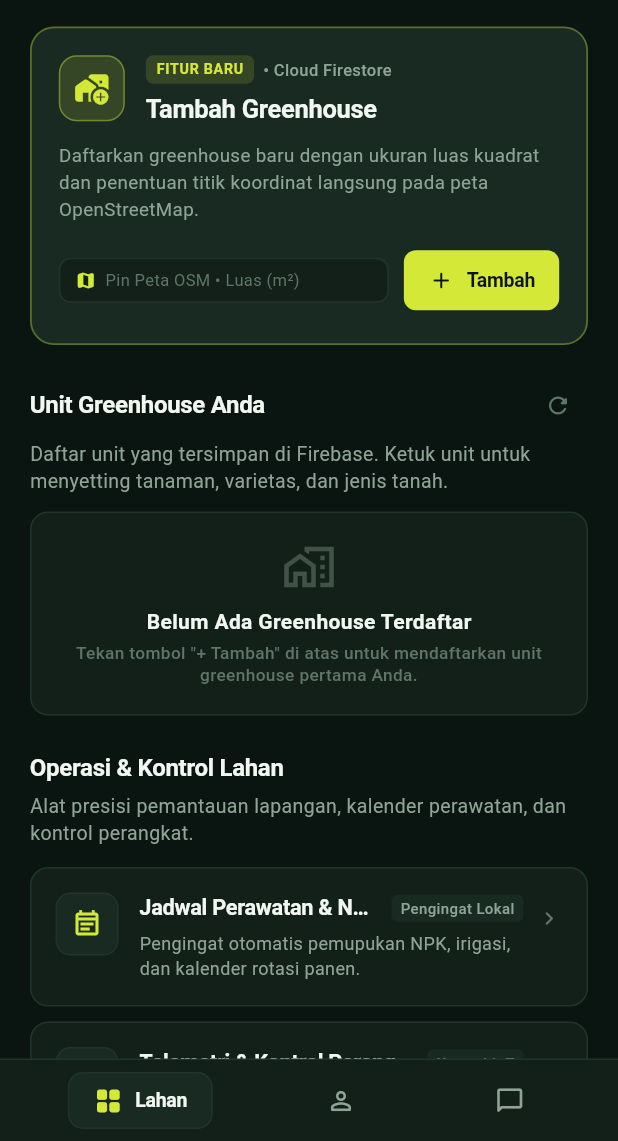
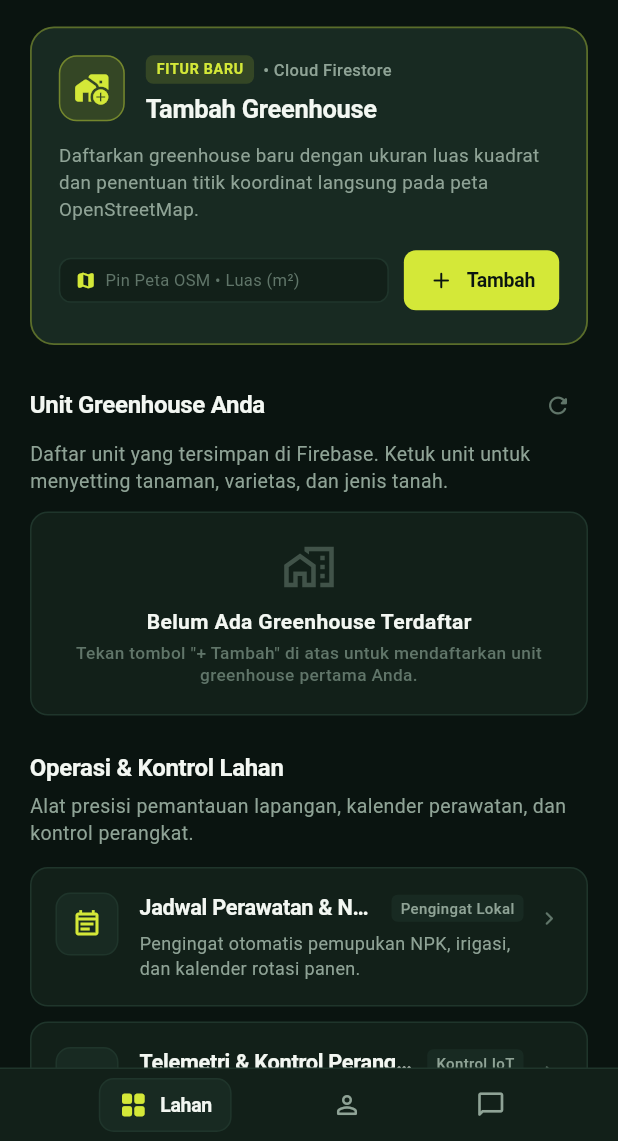
Before and after one commit to NabielLukman35/projectakhirmobile, a Flutter app: the MainLayout screen opened directly, on a phone screen of 412 x 824 dp, the part 95-1236 px from its top. Run offline on Flutter 3.47's test engine with Material 3 defaults, Android fonts, the phone set to English and light mode, and no system bars; our stand-ins replace cloud_firestore, firebase_core, flutter_compass, flutter_dotenv, flutter_local_notifications, flutter_map and 10 more; accounts and stored records are empty; network calls fail.

Commit message:
feat(greenhouse): implement offline-first sqlite fallback and fix 28px layout overflows

```diff
--- a/mobile/lib/data/local_db/database_helper.dart
+++ b/mobile/lib/data/local_db/database_helper.dart
@@ -357,6 +357,11 @@ class DatabaseHelper {
   Future<int> insertGreenhouse(Map<String, dynamic> row) async {
     final db = await instance.database;
     return await db.insert('greenhouse', row);
+  }
+
+  Future<List<Map<String, dynamic>>> getAllGreenhouses() async {
+    final db = await instance.database;
+    return await db.query('greenhouse', orderBy: 'id DESC');
   }
 
   Future<List<Map<String, dynamic>>> getGreenhousesByUser(int userId) async {
--- a/mobile/lib/presentation/pages/home/home_page.dart
+++ b/mobile/lib/presentation/pages/home/home_page.dart
@@ -414,9 +414,13 @@ class _HomePageState extends State<HomePage> {
         Row(
           mainAxisAlignment: MainAxisAlignment.spaceBetween,
           children: [
-            const Text(
-              'Unit Greenhouse Anda',
-              style: AppTheme.sectionTitle,
+            const Expanded(
+              child: Text(
+                'Unit Greenhouse Anda',
+                style: AppTheme.sectionTitle,
+                maxLines: 1,
+                overflow: TextOverflow.ellipsis,
+              ),
             ),
             Row(
               children: [
--- a/mobile/lib/presentation/pages/main_layout.dart
+++ b/mobile/lib/presentation/pages/main_layout.dart
@@ -41,9 +41,9 @@ class _MainLayoutState extends State<MainLayout> {
         child: SafeArea(
           top: false,
           child: Padding(
-            padding: const EdgeInsets.symmetric(horizontal: 16, vertical: 8),
+            padding: const EdgeInsets.symmetric(horizontal: 8, vertical: 6),
             child: Row(
-              mainAxisAlignment: MainAxisAlignment.spaceAround,
+              mainAxisAlignment: MainAxisAlignment.spaceEvenly,
               children: [
                 _buildNavItem(
                   index: 0,
@@ -85,7 +85,10 @@ class _MainLayoutState extends State<MainLayout> {
       child: AnimatedContainer(
         duration: const Duration(milliseconds: 180),
         curve: Curves.easeOut,
-        padding: const EdgeInsets.symmetric(horizontal: 16, vertical: 8),
+        padding: EdgeInsets.symmetric(
+          horizontal: isSelected ? 12 : 8,
+          vertical: 7,
+        ),
         decoration: BoxDecoration(
           color: isSelected ? AppTheme.panelElevated : Colors.transparent,
           borderRadius: BorderRadius.circular(10),
```
Also changed, not shown: mobile/lib/services/greenhouse_service.dart (+43 -2 lines), mobile/lib/views/add_greenhouse_sheet.dart (+59 -10 lines).
